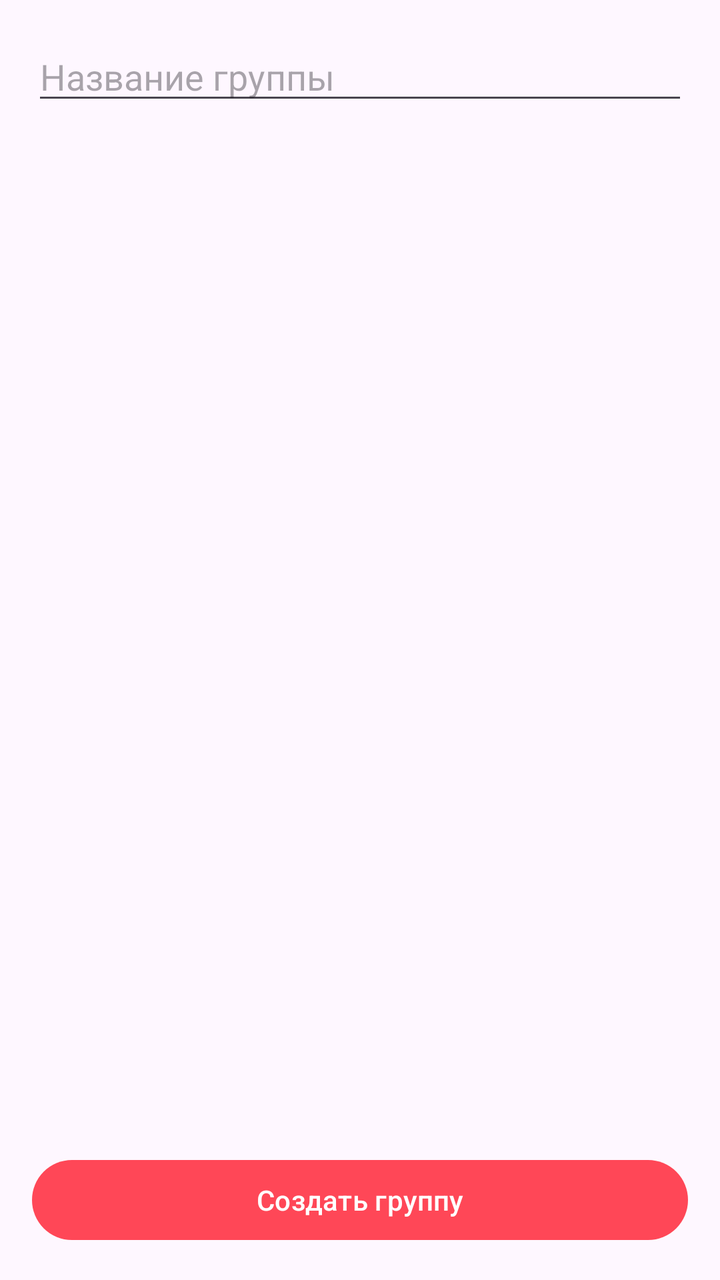
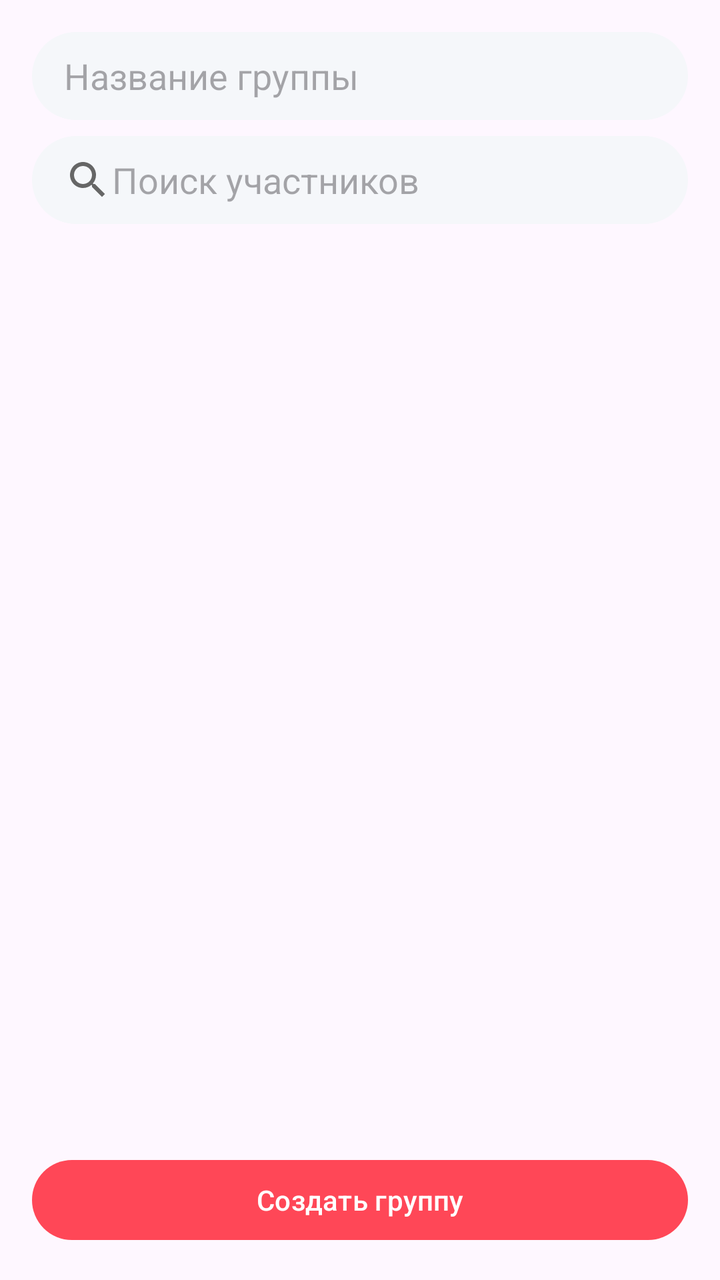

Before-and-after screenshots of an Android layout around one commit, followed by the original layout XML and the change that was made.
<!-- AndroidManifest.xml: application theme Theme.IGMessenger -->
<!-- res/layout/activity_create_group.xml -->
<?xml version="1.0" encoding="utf-8"?>
<LinearLayout xmlns:android="http://schemas.android.com/apk/res/android"
    android:layout_width="match_parent"
    android:layout_height="match_parent"
    android:orientation="vertical"
    android:padding="16dp">

    <EditText
        android:id="@+id/etGroupName"
        android:layout_width="match_parent"
        android:layout_height="wrap_content"
        android:hint="Название группы"
        android:inputType="text" />

    <ListView
        android:id="@+id/listMembers"
        android:layout_width="match_parent"
        android:layout_height="0dp"
        android:layout_weight="1"
        android:layout_marginTop="12dp" />

    <Button
        android:id="@+id/btnCreate"
        android:layout_width="match_parent"
        android:layout_height="wrap_content"
        android:layout_marginTop="12dp"
        android:text="Создать группу" />

</LinearLayout>
<!-- resources referenced by this layout -->
<resources>
  <style name="Theme.IGMessenger" parent="Theme.Material3.DayNight.NoActionBar">
          <item name="colorPrimary">@color/primary_red</item>
          <item name="colorPrimaryVariant">@color/primary_red</item>
          <item name="colorOnPrimary">@color/white</item>
          <item name="colorSecondary">@color/primary_blue</item>
          <item name="colorOnSecondary">@color/white</item>
          <item name="android:statusBarColor">@android:color/transparent</item>
          <item name="android:navigationBarColor">@android:color/transparent</item>
      </style>
  <color name="primary_red">#FF4757</color>
  <color name="white">#FFFFFF</color>
  <color name="primary_blue">#5B8CFF</color>
</resources>

<!-- the commit's change to res/layout/activity_create_group.xml (unified diff, before → after) -->
@@ -8,16 +8,31 @@
     <EditText
         android:id="@+id/etGroupName"
         android:layout_width="match_parent"
-        android:layout_height="wrap_content"
+        android:layout_height="44dp"
+        android:background="@drawable/bg_input_field"
         android:hint="Название группы"
-        android:inputType="text" />
+        android:inputType="text"
+        android:paddingStart="16dp"
+        android:paddingEnd="16dp" />
 
-    <ListView
+    <EditText
+        android:id="@+id/etSearch"
+        android:layout_width="match_parent"
+        android:layout_height="44dp"
+        android:layout_marginTop="8dp"
+        android:background="@drawable/bg_input_field"
+        android:drawableStart="@drawable/ic_search"
+        android:hint="Поиск участников"
+        android:inputType="text"
+        android:paddingStart="16dp"
+        android:paddingEnd="16dp" />
+
+    <androidx.recyclerview.widget.RecyclerView
         android:id="@+id/listMembers"
         android:layout_width="match_parent"
         android:layout_height="0dp"
         android:layout_weight="1"
-        android:layout_marginTop="12dp" />
+        android:layout_marginTop="8dp" />
 
     <Button
         android:id="@+id/btnCreate"
<!-- resource entries referenced after the edit -->
@@ -1,5 +1,22 @@
 <!-- resources referenced by this layout -->
 <resources>
+  <!-- drawable bg_input_field (drawable) -->
+  <?xml version="1.0" encoding="utf-8"?>
+  <shape xmlns:android="http://schemas.android.com/apk/res/android">
+      <solid android:color="@color/gray_light"/>
+      <corners android:radius="24dp"/>
+  </shape>
+  <!-- drawable ic_search (drawable) -->
+  <?xml version="1.0" encoding="utf-8"?>
+  <vector xmlns:android="http://schemas.android.com/apk/res/android"
+      android:width="24dp"
+      android:height="24dp"
+      android:viewportWidth="24"
+      android:viewportHeight="24">
+      <path
+          android:fillColor="#666666"
+          android:pathData="M15.5,14h-0.79l-0.28,-0.27C15.41,12.59 16,11.11 16,9.5 16,5.91 13.09,3 9.5,3S3,5.91 3,9.5 5.91,16 9.5,16c1.61,0 3.09,-0.59 4.23,-1.57l0.27,0.28v0.79l5,4.99L20.49,19l-4.99,-5zM9.5,14C7.01,14 5,11.99 5,9.5S7.01,5 9.5,5 14,7.01 14,9.5 11.99,14 9.5,14z"/>
+  </vector>
   <style name="Theme.IGMessenger" parent="Theme.Material3.DayNight.NoActionBar">
           <item name="colorPrimary">@color/primary_red</item>
           <item name="colorPrimaryVariant">@color/primary_red</item>
@@ -9,6 +26,7 @@
           <item name="android:statusBarColor">@android:color/transparent</item>
           <item name="android:navigationBarColor">@android:color/transparent</item>
       </style>
+  <color name="gray_light">#F5F7FA</color>
   <color name="primary_red">#FF4757</color>
   <color name="white">#FFFFFF</color>
   <color name="primary_blue">#5B8CFF</color>
